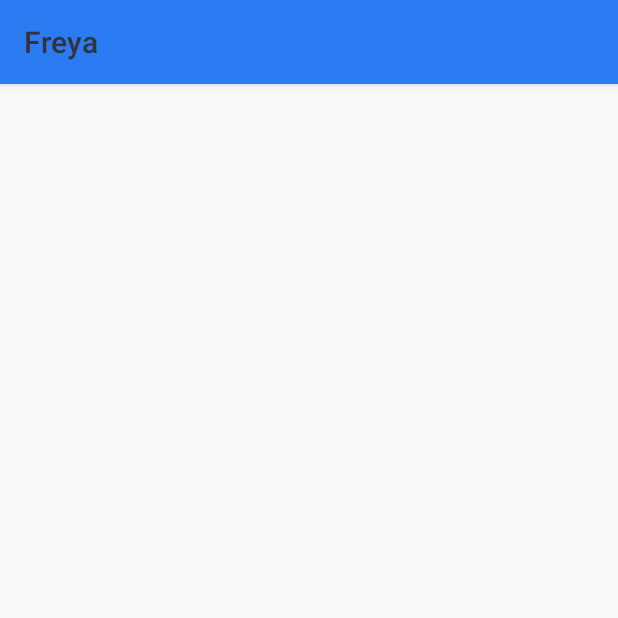
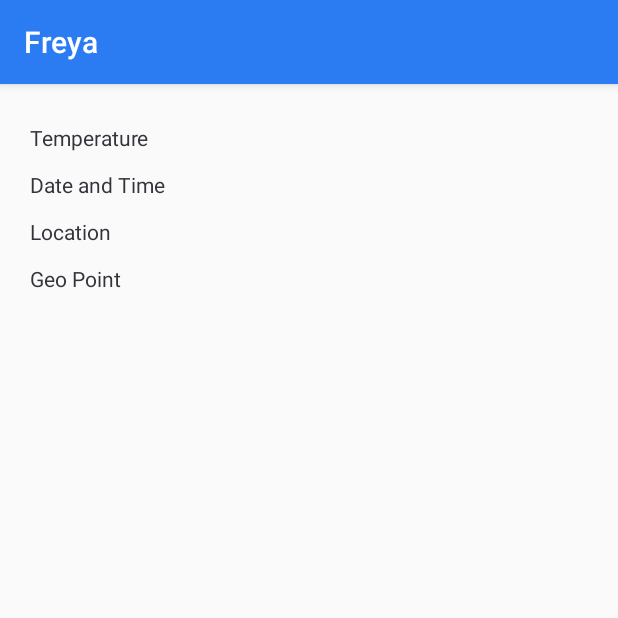
Before and after one commit to raflyalk/tubes-pbd-mobile, an Android app: the ReportActivity screen opened directly, with no data from a screen before it, on a phone screen of 412 x 824 dp, the top half of it. Run offline under Robolectric (Android 15) with nearby library versions, the phone set to English and light mode, and no system bars; our stand-ins replace Firebase (no records; nobody signed in at launch, a user with empty details on screens opened directly).

Commit message:
Report Activity XML

```diff
--- a/app/src/main/java/com/example/freya/LatestFireActivity.kt
+++ b/app/src/main/java/com/example/freya/LatestFireActivity.kt
@@ -14,6 +14,8 @@ import android.widget.Button
 import android.widget.Toast
 import com.google.firebase.firestore.FirebaseFirestore
 import com.google.firebase.firestore.GeoPoint
+import com.google.firebase.Timestamp
+import java.text.SimpleDateFormat
 import java.util.*
 
 
@@ -55,9 +57,11 @@ class LatestFireActivity : AppCompatActivity() {
                 list = ArrayList()
                 for (document in result) {
                     val fire = ReportModel()
+                    val dateTemp = document.data["Date"] as Timestamp
 
                     fire.location = document.data["Location"].toString()
-                    fire.date = document.data["Date"].toString()
+
+                    fire.date = dateTemp.toDate().toString()
                     fire.temperature = document.data["Temperature"].toString()
                     fire.user = document.data["User"].toString()
                     list.add(fire)
--- a/app/src/main/java/com/example/freya/ReportActivity.kt
+++ b/app/src/main/java/com/example/freya/ReportActivity.kt
@@ -1,10 +1,13 @@
 package com.example.freya
 
+import android.content.Context
 import android.location.Geocoder
+import android.location.LocationManager
 import android.os.Bundle
 import android.preference.PreferenceManager
 import android.support.v7.app.AppCompatActivity
 import android.support.v7.app.AppCompatDelegate
+import android.widget.TextView
 import com.google.android.gms.location.FusedLocationProviderClient
 import com.google.android.gms.location.LocationServices
 import com.google.firebase.firestore.GeoPoint
@@ -14,6 +17,10 @@ class ReportActivity : AppCompatActivity() {
     //    private lateinit var view : Button
     private lateinit var locationClient : FusedLocationProviderClient
     lateinit var geocoder : Geocoder
+    private lateinit var temperatureXML : TextView
+    private lateinit var locationXML : TextView
+    private lateinit var dateXML : TextView
+    private lateinit var geopointXML : TextView
 
     override fun onCreate(savedInstanceState: Bundle?) {
         super.onCreate(savedInstanceState)
@@ -27,6 +34,16 @@ class ReportActivity : AppCompatActivity() {
         setContentView(R.layout.activity_report)
         locationClient = LocationServices.getFusedLocationProviderClient(this)
         geocoder = Geocoder(this, Locale.getDefault())
+
+        locationXML = findViewById(R.id.locationRepVal)
+        dateXML = findViewById(R.id.dateRepVal)
+        temperatureXML = findViewById(R.id.temperatureRepVal)
+        geopointXML = findViewById(R.id.geopointRepVal)
+
+        val locationManager = getSystemService(Context.LOCATION_SERVICE) as LocationManager
+
+
+
     }
 
     fun geoLocToLoc(geoloc : GeoPoint) : String{
--- a/app/src/main/res/layout/activity_report.xml
+++ b/app/src/main/res/layout/activity_report.xml
@@ -5,16 +5,93 @@
         android:layout_width="match_parent"
         android:layout_height="match_parent"
         tools:context=".ReportActivity">
-    <ScrollView
+    <LinearLayout
             android:layout_width="match_parent"
             android:layout_height="wrap_content"
-            tools:ignore="MissingConstraints">
-        <android.support.v7.widget.RecyclerView
+            android:orientation="vertical"
+            tools:ignore="MissingConstraints"
+            android:padding="20dp">
+        <LinearLayout
+            android:layout_width="match_parent"
+            android:layout_height="wrap_content"
+            android:orientation="horizontal"
+            android:layout_marginBottom="6dp"
+            android:layout_marginTop="6dp"
+            android:weightSum="3">
+            <TextView
                 android:layout_width="match_parent"
-                android:layout_height="wrap_content">
+                android:layout_height="wrap_content"
+                android:text="@string/temperatureLabel"
+                android:textColor="@color/primaryTextColor"
+                android:layout_weight="2"/>
+            <TextView
+                android:id="@+id/temperatureRepVal"
+                android:layout_width="match_parent"
+                android:layout_height="wrap_content"
+                android:textColor="@color/primaryTextColor"
+                android:layout_weight="1"/>
+        </LinearLayout>
+        <LinearLayout
+                android:layout_width="match_parent"
+                android:layout_height="wrap_content"
+                android:orientation="horizontal"
+                android:layout_marginBottom="6dp"
+                android:layout_marginTop="6dp"
+                android:weightSum="3">
+            <TextView
+                    android:layout_width="match_parent"
+                    android:layout_height="wrap_content"
+                    android:text="@string/dateLabel"
+                    android:textColor="@color/primaryTextColor"
+                    android:layout_weight="2"/>
+            <TextView
+                    android:id="@+id/dateRepVal"
+                    android:layout_width="match_parent"
+                    android:layout_height="wrap_content"
+                    android:textColor="@color/primaryTextColor"
+                    android:layout_weight="1"/>
+        </LinearLayout>
+        <LinearLayout
+                android:layout_width="match_parent"
+                android:layout_height="wrap_content"
+                android:orientation="horizontal"
+                android:layout_marginBottom="6dp"
+                android:layout_marginTop="6dp"
+                android:weightSum="3">
+            <TextView
+                    android:layout_width="match_parent"
+                    android:layout_height="wrap_content"
+                    android:text="@string/locationLabel"
+                    android:textColor="@color/primaryTextColor"
+                    android:layout_weight="2"/>
+            <TextView
+                    android:id="@+id/locationRepVal"
+                    android:layout_width="match_parent"
+                    android:layout_height="wrap_content"
+                    android:textColor="@color/primaryTextColor"
+                    android:layout_weight="1"/>
+        </LinearLayout>
+        <LinearLayout
+                android:layout_width="match_parent"
+                android:layout_height="wrap_content"
+                android:orientation="horizontal"
+                android:layout_marginBottom="6dp"
+                android:layout_marginTop="6dp"
+                android:weightSum="3">
+            <TextView
+                    android:layout_width="match_parent"
+                    android:layout_height="wrap_content"
+                    android:text="@string/geopointLabel"
+                    android:textColor="@color/primaryTextColor"
+                    android:layout_weight="2"/>
+            <TextView
+                    android:id="@+id/geopointRepVal"
+                    android:layout_width="match_parent"
+                    android:layout_height="wrap_content"
+                    android:textColor="@color/primaryTextColor"
+                    android:layout_weight="1"/>
+        </LinearLayout>
 
-        </android.support.v7.widget.RecyclerView>
-
-    </ScrollView>
+    </LinearLayout>
 
 </android.support.constraint.ConstraintLayout>
--- a/app/src/main/res/values-night/styles.xml
+++ b/app/src/main/res/values-night/styles.xml
@@ -6,10 +6,12 @@
         <item name="colorPrimary">@color/colorPrimary</item>
         <item name="colorPrimaryDark">@color/colorPrimaryDark</item>
         <item name="colorAccent">@color/colorAccent</item>
-        <item name="android:textColorPrimary">@color/primaryTextColor</item>
+        <item name="android:textColorPrimary">@color/pureWhite</item>
     </style>
 
-    <style name="MyDialog" parent="Theme.AppCompat.DayNight.Dialog.Alert"/>
+    <style name="MyDialog" parent="Theme.AppCompat.DayNight.Dialog.Alert">
+        <item name="android:textColorPrimary">@color/pureWhite</item>
+    </style>
 
     <style name="MySwitch">
         <item name="colorControlActivated">@color/switchColor</item>
--- a/app/src/main/res/values/strings.xml
+++ b/app/src/main/res/values/strings.xml
@@ -28,7 +28,7 @@
     <string name="logo_desc">Freya Logo</string>
     <string name="title_activity_register">Register</string>
     <string name="sign_out">Sign Out</string>
-    <string name="firefighter_icon">Firefighter Near You</string>
+    <string name="firefighter_icon">Emergency Response</string>
     <string name="fire_icon">Place Unsafe</string>
     <string name="fireextinct_icon">Safety Instructions</string>
     <string name="firealarm_icon">Warn Fire</string>
@@ -141,4 +141,5 @@
     <string name="lesson_2_7_body">Obat rumahan seperti putih telur, mentega, dan teh dapat "memperparah" luka karena mengandung bakteri pemicu infeksi.</string>
     <string name="lesson_2_8_title">8. Waspadai terjadinya infeksi pada luka</string>
     <string name="lesson_2_8_body">Luka yang tidak kunjung sembuh bisa menjadi pertanda komplikasi, infeksi, atau luka bakar yang lebih serius.</string>
+    <string name="geopointLabel">Geo Point</string>
 </resources>
--- a/app/src/main/res/values/styles.xml
+++ b/app/src/main/res/values/styles.xml
@@ -6,16 +6,21 @@
         <item name="colorPrimary">@color/colorPrimary</item>
         <item name="colorPrimaryDark">@color/colorPrimaryDark</item>
         <item name="colorAccent">@color/colorAccent</item>
-        <item name="android:textColorPrimary">@color/primaryTextColor</item>
+        <item name="android:textColorPrimary">@color/pureWhite</item>
         <item name="android:textColorSecondary">@color/secondaryTextColor</item>
+        <item name="android:textColorTertiary">@color/secondaryTextColor</item>
     </style>
     <style name="AppTheme.NoActionBar">
         <item name="windowActionBar">false</item>
         <item name="windowNoTitle">true</item>
     </style>
-    <style name="AppTheme.AppBarOverlay" parent="ThemeOverlay.AppCompat.Dark.ActionBar"/>
+    <style name="AppTheme.AppBarOverlay" parent="ThemeOverlay.AppCompat.Dark.ActionBar">
+        <item name="android:textColorPrimary">@color/pureWhite</item>
+    </style>
 
-    <style name="AppTheme.PopupOverlay" parent="ThemeOverlay.AppCompat.Light"/>
+    <style name="AppTheme.PopupOverlay" parent="ThemeOverlay.AppCompat.Light">
+        <item name="android:textColorPrimary">@color/pureWhite</item>
+    </style>
 
     <style name="MyDialog" parent="Theme.AppCompat.DayNight.Dialog.Alert"/>
 
```
